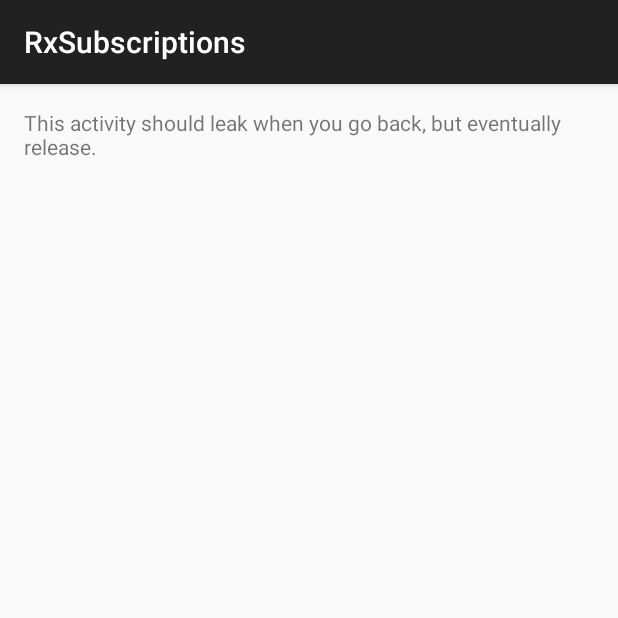
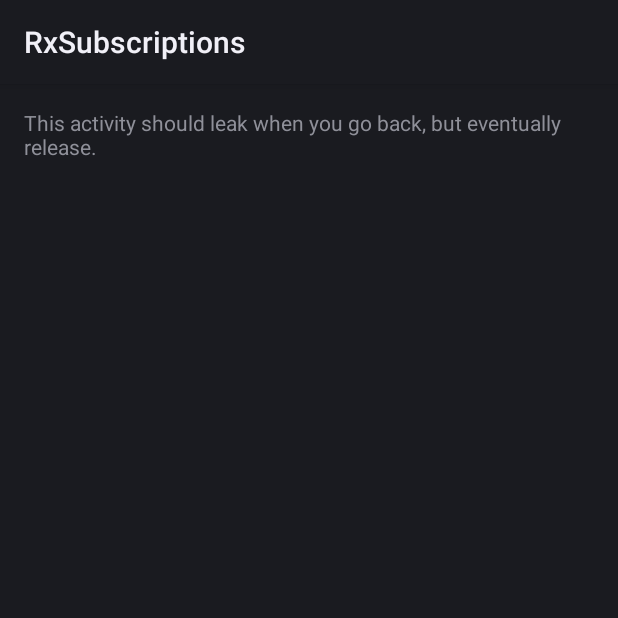
Before and after one commit to dlew/android-subscription-leaks, an Android app: the screen it shows after launch (TempLeakingActivity), after a tap on "LEAKING (TEMPORARY)", on a phone screen of 412 x 824 dp, the top half of it. Run offline under Robolectric (Android 15) with nearby library versions, the phone set to English and light mode, and no system bars; our stand-ins replace ButterKnife, Timber; libraries missing offline, so code that uses them is left out: rx.functions; 1 statement that could not run was skipped.

Commit message:
Got rid of AppCompat library
Adds unnecessary weight for such a small sample app.

```diff
--- a/app/build.gradle
+++ b/app/build.gradle
@@ -14,7 +14,6 @@ android {
 }
 
 dependencies {
-    compile 'com.android.support:appcompat-v7:22.0.0'
     compile 'io.reactivex:rxjava:1.0.8'
     compile 'io.reactivex:rxandroid:0.24.0'
     compile 'io.reactivex:rxandroid-framework:0.24.0'
--- a/app/src/main/AndroidManifest.xml
+++ b/app/src/main/AndroidManifest.xml
@@ -7,8 +7,7 @@
         android:name=".SubscriptionsApplication"
         android:allowBackup="true"
         android:icon="@mipmap/ic_launcher"
-        android:label="@string/app_name"
-        android:theme="@style/AppTheme">
+        android:label="@string/app_name">
 
         <activity
             android:name=".MainActivity"
--- a/app/src/main/java/net/danlew/rxsubscriptions/BindActivity.java
+++ b/app/src/main/java/net/danlew/rxsubscriptions/BindActivity.java
@@ -1,9 +1,9 @@
 package net.danlew.rxsubscriptions;
 
+import android.app.Activity;
 import android.content.Context;
 import android.content.Intent;
 import android.os.Bundle;
-import android.support.v7.app.ActionBarActivity;
 import android.widget.TextView;
 import butterknife.ButterKnife;
 import butterknife.InjectView;
@@ -14,7 +14,7 @@ import timber.log.Timber;
 
 import java.util.concurrent.TimeUnit;
 
-public class BindActivity extends ActionBarActivity {
+public class BindActivity extends Activity {
 
     private static final String FIX_LEAK = "FIX_LEAK";
 
--- a/app/src/main/java/net/danlew/rxsubscriptions/LeakingActivity.java
+++ b/app/src/main/java/net/danlew/rxsubscriptions/LeakingActivity.java
@@ -1,9 +1,9 @@
 package net.danlew.rxsubscriptions;
 
+import android.app.Activity;
 import android.content.Context;
 import android.content.Intent;
 import android.os.Bundle;
-import android.support.v7.app.ActionBarActivity;
 import rx.Observable;
 import rx.Subscription;
 import rx.functions.Action1;
@@ -11,7 +11,7 @@ import timber.log.Timber;
 
 import java.util.concurrent.TimeUnit;
 
-public class LeakingActivity extends ActionBarActivity {
+public class LeakingActivity extends Activity {
 
     private static final String FIX_LEAK = "FIX_LEAK";
 
--- a/app/src/main/java/net/danlew/rxsubscriptions/MainActivity.java
+++ b/app/src/main/java/net/danlew/rxsubscriptions/MainActivity.java
@@ -1,12 +1,12 @@
 package net.danlew.rxsubscriptions;
 
+import android.app.Activity;
 import android.content.Intent;
 import android.os.Bundle;
-import android.support.v7.app.ActionBarActivity;
 import butterknife.ButterKnife;
 import butterknife.OnClick;
 
-public class MainActivity extends ActionBarActivity {
+public class MainActivity extends Activity {
 
     @Override
     protected void onCreate(Bundle savedInstanceState) {
--- a/app/src/main/java/net/danlew/rxsubscriptions/NeverActivity.java
+++ b/app/src/main/java/net/danlew/rxsubscriptions/NeverActivity.java
@@ -1,10 +1,10 @@
 package net.danlew.rxsubscriptions;
 
+import android.app.Activity;
 import android.os.Bundle;
-import android.support.v7.app.ActionBarActivity;
 import rx.Observable;
 
-public class NeverActivity extends ActionBarActivity {
+public class NeverActivity extends Activity {
 
     @Override
     protected void onCreate(Bundle savedInstanceState) {
--- a/app/src/main/java/net/danlew/rxsubscriptions/TempLeakingActivity.java
+++ b/app/src/main/java/net/danlew/rxsubscriptions/TempLeakingActivity.java
@@ -1,9 +1,9 @@
 package net.danlew.rxsubscriptions;
 
+import android.app.Activity;
 import android.content.Context;
 import android.content.Intent;
 import android.os.Bundle;
-import android.support.v7.app.ActionBarActivity;
 import rx.Observable;
 import rx.Subscription;
 import rx.functions.Action1;
@@ -11,7 +11,7 @@ import timber.log.Timber;
 
 import java.util.concurrent.TimeUnit;
 
-public class TempLeakingActivity extends ActionBarActivity {
+public class TempLeakingActivity extends Activity {
 
     private static final String FIX_LEAK = "FIX_LEAK";
 
--- a/app/src/main/res/values/styles.xml
+++ /dev/null
@@ -1,8 +0,0 @@
-<resources>
-
-    <!-- Base application theme. -->
-    <style name="AppTheme" parent="Theme.AppCompat.Light.DarkActionBar">
-        <!-- Customize your theme here. -->
-    </style>
-
-</resources>
```
